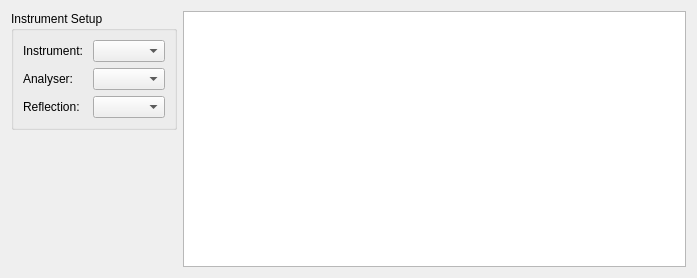
Qt form Code/Mantid/MantidQt/CustomInterfaces/inc/MantidQtCustomInterfaces/IndirectTransmissionCalc.ui (mantidproject/mantid) before a commit.
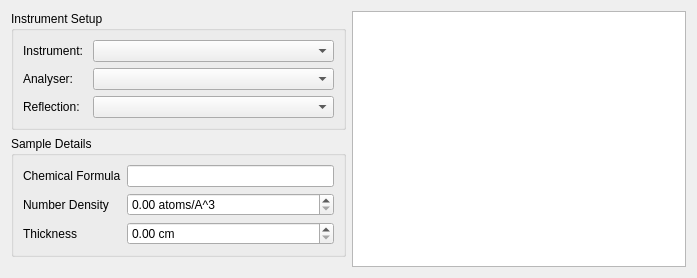
The same form after that commit. Custom widgets are drawn as their Qt base class.

Commit message:
IT Transmission instrument loading and sample UI options
Refs #10620

```diff
--- a/Code/Mantid/MantidQt/CustomInterfaces/inc/MantidQtCustomInterfaces/IndirectTransmissionCalc.ui
+++ b/Code/Mantid/MantidQt/CustomInterfaces/inc/MantidQtCustomInterfaces/IndirectTransmissionCalc.ui
@@ -79,6 +79,62 @@
        </layout>
       </widget>
      </item>
+     <item>
+      <widget class="QGroupBox" name="gbSampleDetails">
+       <property name="title">
+        <string>Sample Details</string>
+       </property>
+       <layout class="QGridLayout" name="gridLayout_2">
+        <property name="margin">
+         <number>9</number>
+        </property>
+        <item row="0" column="0">
+         <widget class="QLabel" name="lbChemicalFormula">
+          <property name="text">
+           <string>Chemical Formula</string>
+          </property>
+         </widget>
+        </item>
+        <item row="1" column="0">
+         <widget class="QLabel" name="lbNumberDensity">
+          <property name="text">
+           <string>Number Density</string>
+          </property>
+         </widget>
+        </item>
+        <item row="2" column="0">
+         <widget class="QLabel" name="lbThickness">
+          <property name="text">
+           <string>Thickness</string>
+          </property>
+         </widget>
+        </item>
+        <item row="2" column="1">
+         <widget class="QDoubleSpinBox" name="spThickness">
+          <property name="suffix">
+           <string> cm</string>
+          </property>
+          <property name="maximum">
+           <double>1000.000000000000000</double>
+          </property>
+         </widget>
+        </item>
+        <item row="1" column="1">
+         <widget class="QDoubleSpinBox" name="spNumberDensity">
+          <property name="suffix">
+           <string> atoms/A^3</string>
+          </property>
+          <property name="maximum">
+           <double>10000.000000000000000</double>
+          </property>
+         </widget>
+        </item>
+        <item row="0" column="1">
+         <widget class="QLineEdit" name="leChemicalFormula"/>
+        </item>
+       </layout>
+      </widget>
+     </item>
      <item>
       <spacer name="verticalSpacer">
        <property name="orientation">
```
The commit also changes 3 other files.
